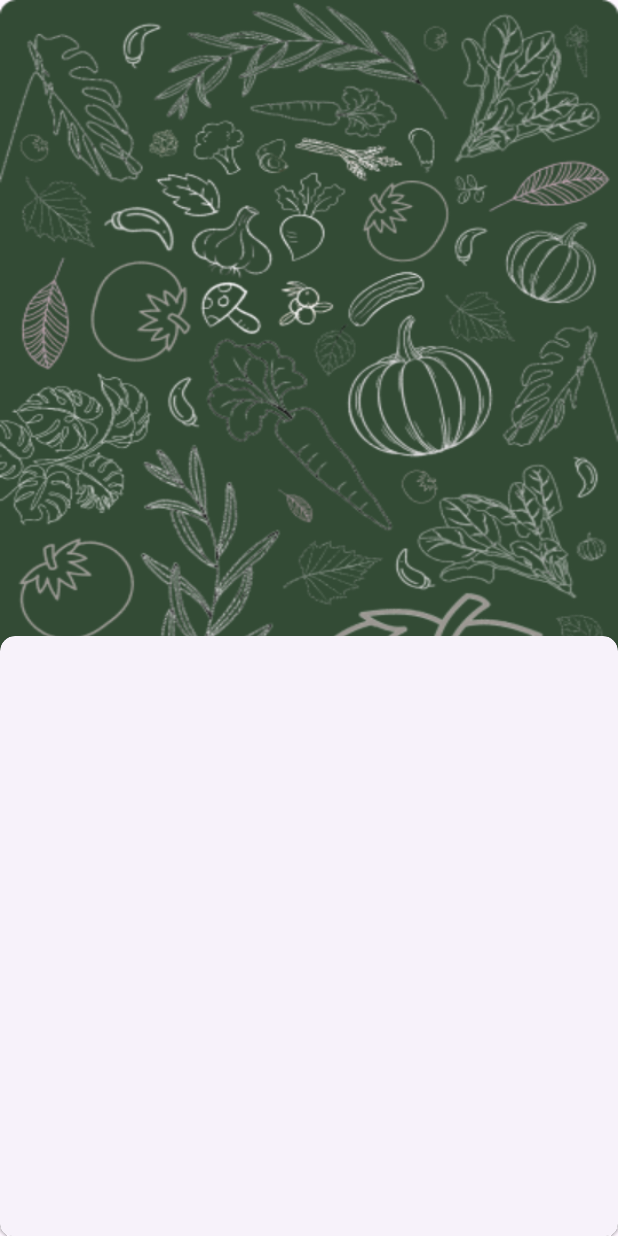
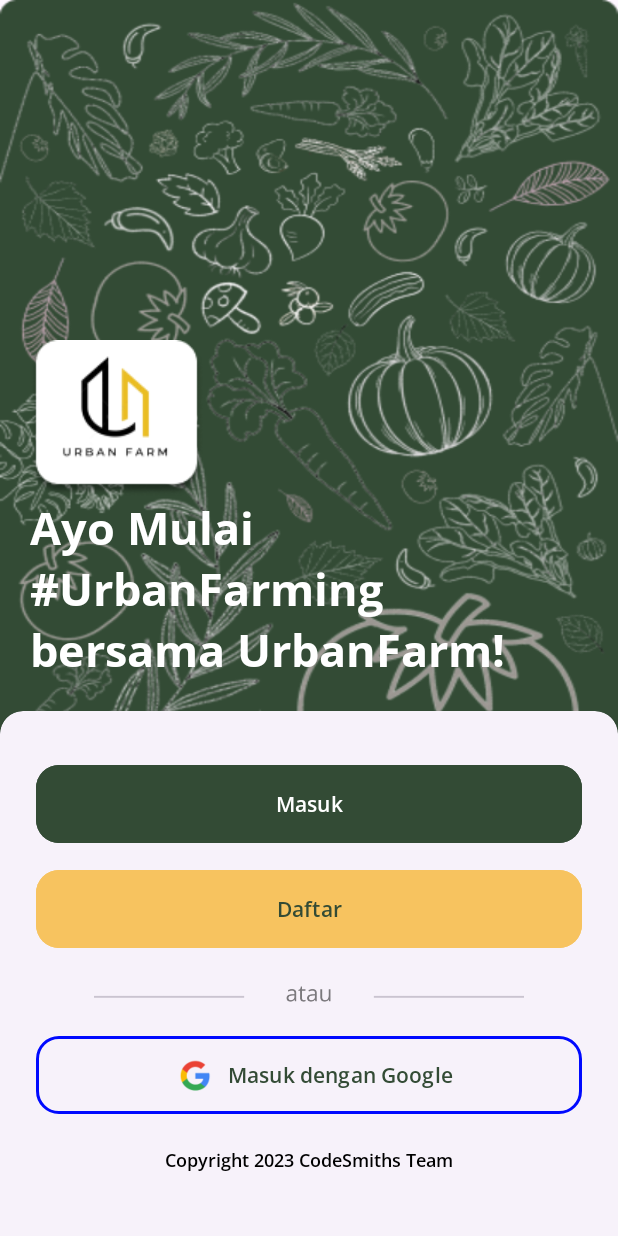
Before and after one commit to PutraGandaD/UrbanFarm-Mobile-Massive-Challenge, an Android app: the LandingPageFragment screen opened through its navigation route, on a phone screen of 412 x 824 dp. Run offline under Robolectric (Android 15) with nearby library versions, the phone set to English and light mode, and no system bars.

Commit message:
Added Landing Page (FE)

```diff
--- a/app/src/main/res/layout/fragment_landing_page.xml
+++ b/app/src/main/res/layout/fragment_landing_page.xml
@@ -7,10 +7,119 @@
     tools:context=".fragments.landingpage.LandingPageFragment"
     android:background="@drawable/background_full">
 
+    <androidx.constraintlayout.widget.ConstraintLayout
+        android:id="@+id/layout_above_card"
+        android:layout_width="match_parent"
+        android:layout_height="wrap_content"
+        android:padding="20dp"
+        app:layout_constraintBottom_toTopOf="@id/card_landingpage">
+
+        <TextView
+            android:id="@+id/tv_welcome_landing"
+            android:layout_width="wrap_content"
+            android:layout_height="wrap_content"
+            android:fontFamily="@font/opensans_bold"
+            android:text="@string/landing_page_welcome"
+            android:textColor="@color/white"
+            android:textSize="30sp"
+            app:layout_constraintBottom_toBottomOf="parent"
+            app:layout_constraintEnd_toEndOf="parent"
+            app:layout_constraintStart_toStartOf="parent" />
+
+        <ImageView
+            android:id="@+id/iv_logo_landing"
+            android:layout_width="wrap_content"
+            android:layout_height="wrap_content"
+            android:src="@drawable/logo_bg_white"
+            app:layout_constraintBottom_toTopOf="@id/tv_welcome_landing"
+            app:layout_constraintStart_toStartOf="parent"/>
+
+    </androidx.constraintlayout.widget.ConstraintLayout>
+
     <com.google.android.material.card.MaterialCardView
+        android:id="@+id/card_landingpage"
         android:layout_width="match_parent"
-        android:layout_height="400dp"
+        android:layout_height="350dp"
+        app:contentPadding="20dp"
         app:layout_constraintBottom_toBottomOf="parent"
-        style="@style/Widget.App.CustomCardLandingPage"/>
+        style="@style/Widget.App.CustomCardLandingPage">
 
+        <androidx.constraintlayout.widget.ConstraintLayout
+            android:layout_width="match_parent"
+            android:layout_height="match_parent">
+
+            <com.google.android.material.button.MaterialButton
+                android:id="@+id/btn_signin_landing"
+                android:layout_width="match_parent"
+                android:layout_height="60dp"
+                android:backgroundTint="@color/primary_green"
+                app:cornerRadius="15dp"
+                android:layout_marginTop="8dp"
+                android:fontFamily="@font/opensans_semibold"
+                android:text="Masuk"
+                app:layout_constraintStart_toStartOf="parent"
+                app:layout_constraintTop_toTopOf="parent"
+                app:layout_constraintEnd_toEndOf="parent" />
+
+            <com.google.android.material.button.MaterialButton
+                android:id="@+id/btn_signup_landing"
+                android:layout_width="match_parent"
+                android:layout_height="60dp"
+                android:backgroundTint="@color/secondary_green"
+                app:cornerRadius="15dp"
+                android:fontFamily="@font/opensans_semibold"
+                android:text="Daftar"
+                android:textColor="@color/primary_green"
+                android:layout_marginTop="10dp"
+                app:layout_constraintStart_toStartOf="parent"
+                app:layout_constraintTop_toBottomOf="@id/btn_signin_landing"
+                app:layout_constraintEnd_toEndOf="parent"/>
+
+            <ImageView
+                android:id="@+id/separator_btn_landing"
+                android:layout_width="300dp"
+                android:layout_height="20dp"
+                android:src="@drawable/separator_landing_page"
+                android:layout_marginTop="15dp"
+                app:layout_constraintEnd_toEndOf="parent"
+                app:layout_constraintStart_toStartOf="parent"
+                app:layout_constraintTop_toBottomOf="@id/btn_signup_landing"/>
+
+            <com.google.android.material.button.MaterialButton
+                android:id="@+id/btn_google_landing"
+                android:layout_width="match_parent"
+                android:layout_height="60dp"
+                android:backgroundTint="@android:color/transparent"
+                app:cornerRadius="15dp"
+                android:fontFamily="@font/opensans_semibold"
+                android:text="Masuk dengan Google"
+                android:textColor="@color/primary_green"
+                app:strokeWidth="2dp"
+                app:strokeColor="@color/blue"
+                app:icon="@drawable/google_logo"
+                app:iconGravity="textStart"
+                app:iconSize="40dp"
+                app:iconTint="@null"
+                app:iconPadding="1dp"
+                android:layout_marginTop="15dp"
+                app:layout_constraintStart_toStartOf="parent"
+                app:layout_constraintTop_toBottomOf="@id/separator_btn_landing"
+                app:layout_constraintEnd_toEndOf="parent"/>
+
+            <TextView
+                android:id="@+id/tv_copyright_landing"
+                android:layout_width="wrap_content"
+                android:layout_height="wrap_content"
+                android:fontFamily="@font/opensans_semibold"
+                android:text="@string/landing_page_copyright"
+                android:textColor="@color/black"
+                android:textSize="12sp"
+                app:layout_constraintBottom_toBottomOf="parent"
+                app:layout_constraintEnd_toEndOf="parent"
+                app:layout_constraintStart_toStartOf="parent"
+                app:layout_constraintTop_toBottomOf="@id/btn_google_landing" />
+
+        </androidx.constraintlayout.widget.ConstraintLayout>
+
+    </com.google.android.material.card.MaterialCardView>
 </androidx.constraintlayout.widget.ConstraintLayout>
--- a/app/src/main/res/values/colors.xml
+++ b/app/src/main/res/values/colors.xml
@@ -7,4 +7,5 @@
     <color name="tertiary_green">#F9E69E</color>
     <color name="material3_primary_color">#D9E7CB</color>
     <color name="material3_card_color">#FAF2F1</color>
+    <color name="blue">#000AFF</color>
 </resources>
--- a/app/src/main/res/values/strings.xml
+++ b/app/src/main/res/values/strings.xml
@@ -8,6 +8,7 @@
     <string name="onboarding_page3_title">Jual hasil panen dan dapatkan keuntungan</string>
     <string name="onboarding_page3_content">Jual hasil panen Anda dan nikmati kemudahan berinteraksi sesama pengguna di Urban Farming! Selamat menanam dan berbagi hasil panen!</string>
     <string name="landing_page_welcome">Ayo Mulai #UrbanFarming bersama UrbanFarm!</string>
+    <string name="landing_page_copyright">Copyright 2023 CodeSmiths Team</string>
     <!-- TODO: Remove or change this placeholder text -->
     <string name="hello_blank_fragment">Hello blank fragment</string>
 </resources>
--- a/app/src/main/res/values/themes.xml
+++ b/app/src/main/res/values/themes.xml
@@ -9,7 +9,9 @@
 
     <style name="ShapeAppearance.App.MediumComponent" parent="ShapeAppearance.Material3.MediumComponent">
         <item name="cornerFamily">rounded</item>
-        <item name="cornerSizeTopLeft">10dp</item>
-        <item name="cornerSizeTopRight">10dp</item>
+        <item name="cornerSizeTopLeft">15dp</item>
+        <item name="cornerSizeTopRight">15dp</item>
+        <item name="cornerSizeBottomLeft">0dp</item>
+        <item name="cornerSizeBottomRight">0dp</item>
     </style>
 </resources>
```
Also changed, not shown: app/src/main/res/drawable/google_logo.png (added), app/src/main/res/drawable/ic_google.png (deleted), app/src/main/res/drawable/separator_landing_page.png (added).
